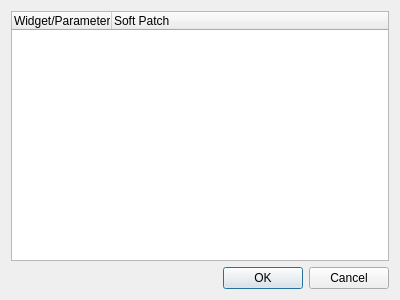
Old version of the form ui/src/virtualconsole/vcmultipatcheditor.ui in the repository filipolszewsk/qlcplus.
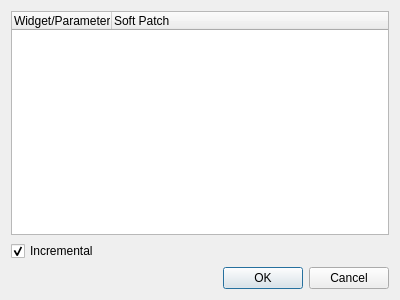
New version of the form.

Commit message: feat(VC): Add incremental option to multi-patch editor

```diff
--- a/ui/src/virtualconsole/vcmultipatcheditor.ui
+++ b/ui/src/virtualconsole/vcmultipatcheditor.ui
@@ -31,6 +31,16 @@
      </column>
     </widget>
    </item>
+   <item>
+    <widget class="QCheckBox" name="m_incrementalCheck">
+     <property name="text">
+      <string>Incremental</string>
+     </property>
+     <property name="checked">
+      <bool>true</bool>
+     </property>
+    </widget>
+   </item>
    <item>
     <widget class="QDialogButtonBox" name="m_buttonBox">
      <property name="orientation">
```
The commit also changes 1 other file.
